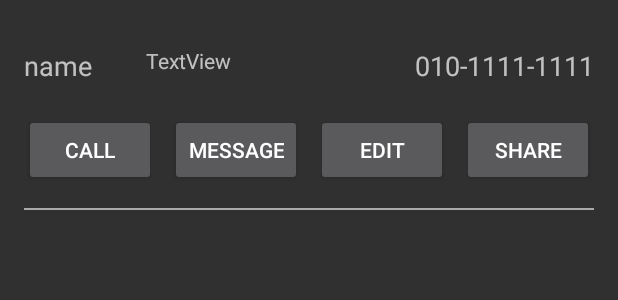
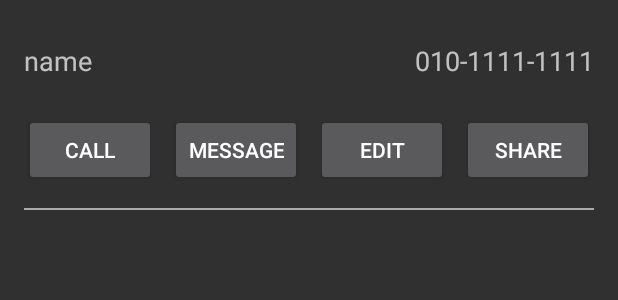
Before and after one commit to madcamp4/TabProject, an Android app built with Jetpack Compose: the layout item_contact_expanded.xml on its own in the app's theme, with its tools: preview values and no code run, on a phone screen of 412 x 824 dp. Shown: the top 300 px of the screen. Run offline under Robolectric (Android 15) with nearby library versions, the phone set to English and light mode, and no system bars.

Commit message:
3rd commit

```diff
--- a/app/src/main/java/com/example/tab_project/ContactAdapter.kt
+++ b/app/src/main/java/com/example/tab_project/ContactAdapter.kt
@@ -41,7 +41,6 @@ class ContactAdapter(val context: Context) : RecyclerView.Adapter<RecyclerView.V
     inner class ExpandedItemViewHolder(itemView: View): RecyclerView.ViewHolder(itemView) {
         var tv_name: TextView = itemView.findViewById(R.id.tvContactName)
         var tv_number: TextView = itemView.findViewById(R.id.tvContactNumber)
-        var tv_ID: TextView = itemView.findViewById(R.id.tvID)
 
         var btn_call: Button = itemView.findViewById(R.id.btnCall)
         var btn_message: Button = itemView.findViewById(R.id.btnMessage)
@@ -51,7 +50,6 @@ class ContactAdapter(val context: Context) : RecyclerView.Adapter<RecyclerView.V
         fun bind(item: ContactData) {
             tv_name.text = item.name
             tv_number.text = item.number
-            tv_ID.text = item.id
 
             btn_call.setOnClickListener {
                 Toast.makeText(context, "calling the number ${item.number}", Toast.LENGTH_SHORT).show()
--- a/app/src/main/res/layout/item_contact_expanded.xml
+++ b/app/src/main/res/layout/item_contact_expanded.xml
@@ -11,7 +11,7 @@
         android:layout_width="wrap_content"
         android:layout_height="wrap_content"
         android:layout_marginStart="16dp"
-        android:layout_marginTop="31dp"
+        android:layout_marginTop="28dp"
         android:text="name"
         android:textSize="18sp"
         app:layout_constraintStart_toStartOf="parent"
@@ -21,7 +21,7 @@
         android:id="@+id/tvContactNumber"
         android:layout_width="wrap_content"
         android:layout_height="wrap_content"
-        android:layout_marginTop="31dp"
+        android:layout_marginTop="28dp"
         android:layout_marginEnd="16dp"
         android:text="010-1111-1111"
         android:textSize="18sp"
@@ -98,16 +98,5 @@
             app:layout_constraintEnd_toStartOf="@+id/btnMessage" />
     </LinearLayout>
 
-    <TextView
-        android:id="@+id/tvID"
-        android:layout_width="wrap_content"
-        android:layout_height="wrap_content"
-        android:layout_marginStart="36dp"
-        android:text="TextView"
-        app:layout_constraintBottom_toTopOf="@+id/linearLayout"
-        app:layout_constraintStart_toEndOf="@+id/tvContactName"
-        app:layout_constraintTop_toTopOf="parent"
-        app:layout_constraintVertical_bias="0.543" />
-
 
 </androidx.constraintlayout.widget.ConstraintLayout>
```
